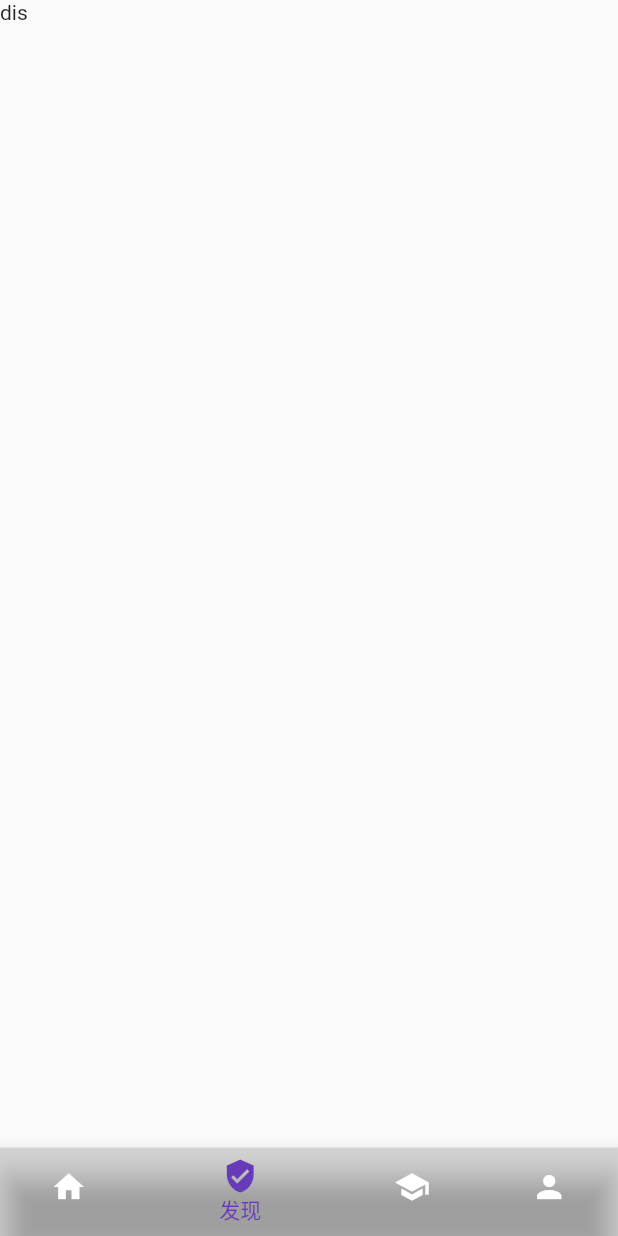
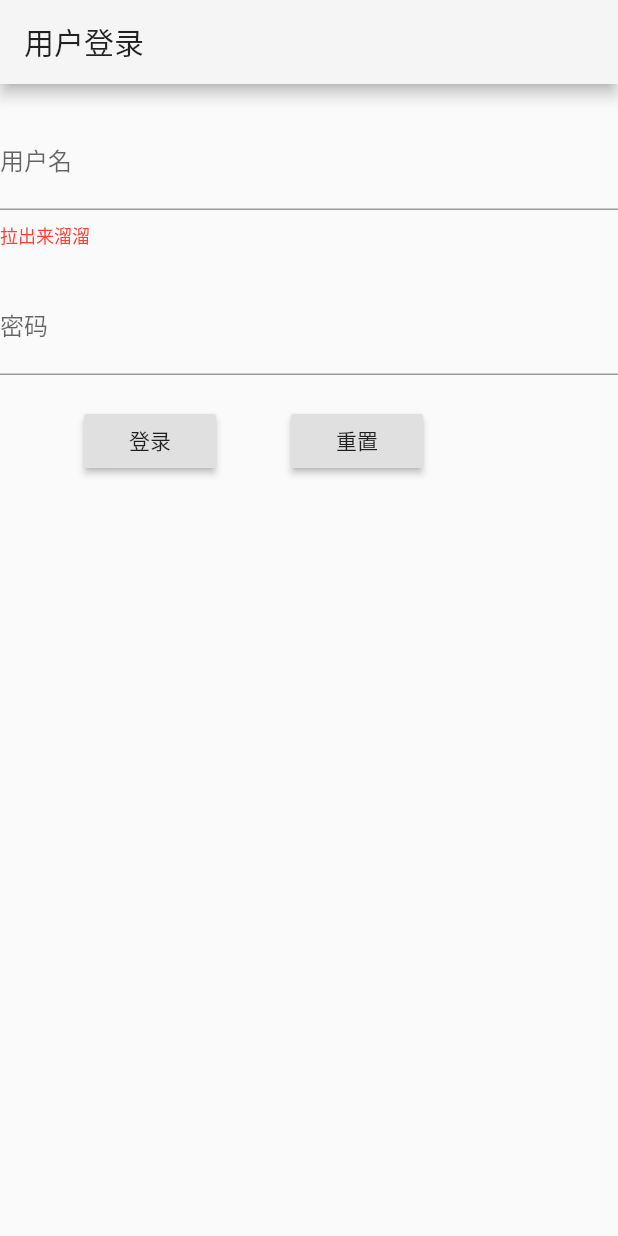
Before and after one commit to alvin198761/flutter_demo, a Flutter app: the screen it shows after launch, on a phone screen of 412 x 824 dp. Run offline on Flutter 3.47's test engine with Material 2 defaults, Android fonts, the phone set to English and light mode, and no system bars; our stand-ins replace dio.

Commit message:
完成简单的功能，测试完成，不开发了，

```diff
--- /dev/null
+++ b/crm_flutter_app/lib/beans/UserInfo.dart
@@ -0,0 +1,7 @@
+class UserInfo {
+  int id;
+  String userName;
+  String gender;
+
+  UserInfo({this.id, this.userName, this.gender});
+}
--- /dev/null
+++ b/crm_flutter_app/lib/stores/IndexStore.dart
@@ -0,0 +1,12 @@
+import 'package:crm_flutter_app/beans/UserInfo.dart';
+import 'package:crm_flutter_app/stores/UserState.dart';
+
+class IndexStore {
+  String name; //系统名称
+  String version; //系统版本
+  UserInfo userInfo; //用户登录相关信息
+  UserState userState; //用户操作管理
+  bool isLogin ;//用户登录标志
+
+  IndexStore({this.name ,this.version,this.userInfo,this.userState ,this.isLogin});
+}
--- /dev/null
+++ b/crm_flutter_app/lib/stores/UserState.dart
@@ -0,0 +1,3 @@
+class UserState {
+
+}
--- a/crm_flutter_app/lib/views/App.dart
+++ b/crm_flutter_app/lib/views/App.dart
@@ -1,25 +1,44 @@
+import 'package:crm_flutter_app/beans/UserInfo.dart';
 import 'package:crm_flutter_app/views/Home.dart';
+import 'package:crm_flutter_app/views/login/Login.dart';
 import 'package:flutter/material.dart';
 
-class App extends StatelessWidget {
+class App extends StatefulWidget {
+
+  @override
+  State<StatefulWidget> createState() {
+    // TODO: implement createState
+    return new _AppState();
+  }
+}
+
+class _AppState extends State<App> {
+  bool isLogin = false;
+
   @override
   Widget build(BuildContext context) {
     return new MaterialApp(
       theme: new ThemeData(
-//        primarySwatch: Colors.blue,
-//        primaryColor: Colors.white,
-//        primaryColorBrightness: Brightness.dark,
-
         primarySwatch: Colors.orange,
         primaryColor: Colors.grey[100],
         primaryColorBrightness: Brightness.light,
-
       ),
-      home: Home(),
-      routes: {
-//        "searchPage" : (BuildContext context) => new SearchPage()
-//        "nameRoute":(BuildContext context)=>new SecondPage(),
-      },
+      home: createHomePage(),
+      routes: {},
     );
   }
+
+  Widget createHomePage() {
+    if (isLogin == false) {
+      return Login(toHome);
+    } else {
+      return Home(toHome);
+    }
+  }
+
+  void toHome(UserInfo userInfo) {
+    setState(() {
+      isLogin = true;
+    });
+  }
 }
--- a/crm_flutter_app/lib/views/Home.dart
+++ b/crm_flutter_app/lib/views/Home.dart
@@ -6,7 +6,9 @@ import 'package:flutter/material.dart';
 
 //首页状态
 class Home extends StatefulWidget {
-  Home({Key key}) : super(key: key);
+  final Function toHome;
+
+  Home(this.toHome);
 
   @override
   State<StatefulWidget> createState() => new _HomePageState();
@@ -14,15 +16,14 @@ class Home extends StatefulWidget {
 
 //首页页面
 class _HomePageState extends State<Home> {
-  int _selectedIndex = 1;
+  int _selectedIndex = 0;
 
-  final  _tabPageViews = [
+  final _tabPageViews = [
     SportPage(),
     DiscoveryPage(),
     CommunityPage(),
     MyPage()
   ];
-
 
   @override
   Widget build(BuildContext context) {
--- /dev/null
+++ b/crm_flutter_app/lib/views/login/Login.dart
@@ -0,0 +1,91 @@
+import 'package:crm_flutter_app/beans/UserInfo.dart';
+import 'package:flutter/material.dart';
+
+class Login extends StatelessWidget {
+  final _userNameTextController = TextEditingController();
+  final _passwordTextController = TextEditingController();
+  final _formKey = GlobalKey<FormState>();
+
+  final Function toHome;
+
+  Login(this.toHome);
+
+  @override
+  Widget build(BuildContext context) {
+    // TODO: implement build
+    return new Scaffold(
+      appBar: AppBar(
+        title: new Text("用户登录"),
+      ),
+      body: new Form(
+          key: _formKey,
+          child: Column(
+            children: <Widget>[
+              const SizedBox(
+                height: 20.0,
+              ),
+              new TextFormField(
+                textCapitalization: TextCapitalization.words,
+                decoration: const InputDecoration(
+                    labelText: "用户名",
+                    hintText: "请输入用户名",
+                    helperText: "拉出来溜溜",
+                    hasFloatingPlaceholder: true,
+                    helperStyle: TextStyle(color: Colors.red)),
+                validator: (value) {
+                  if (value.isEmpty) {
+                    return '请输入用户名';
+                  }
+                },
+                controller: _userNameTextController,
+              ),
+              const SizedBox(
+                height: 20.0,
+              ),
+              new TextFormField(
+                obscureText: true,
+                decoration:
+                    const InputDecoration(labelText: "密码", hintText: "请输入密码"),
+                controller: _passwordTextController,
+                validator: (value) {
+                  if (value.isEmpty) {
+                    return '请输入密码';
+                  }
+                },
+              ),
+              const SizedBox(
+                height: 20.0,
+              ),
+              Center(
+                child: SizedBox(
+                  width: 300,
+                  child: Row(
+                    children: <Widget>[
+                      new RaisedButton(
+                          child: new Text("登录"), onPressed: submit),
+                      const SizedBox(
+                        width: 50,
+                      ),
+                      new RaisedButton(
+                          child: new Text("重置"), onPressed: () => {}),
+                    ],
+                  ),
+                ),
+              )
+            ],
+          )),
+    );
+  }
+
+  void submit() {
+    if (_formKey.currentState.validate()) {
+      _loginRequest();
+    }
+  }
+
+  Future _loginRequest() async {
+    return Future.delayed(Duration(seconds: 3), () {
+      toHome(new UserInfo());
+    });
+  }
+}
```
Also changed, not shown: crm_flutter_app/lib/apis/ApiConfig.dart (added, +8 -0 lines), crm_flutter_app/lib/apis/AppApis.dart (+21 -3 lines), crm_flutter_app/lib/main.dart (+11 -1 lines), crm_flutter_app/lib/routers/AppRouterRoot.dart (deleted, +0 -31 lines), crm_flutter_app/lib/views/discovery/DiscoveryPage.dart (+30 -2 lines), crm_flutter_app/lib/views/my/MyPage.dart (+23 -2 lines), crm_flutter_app/pubspec.yaml (+6 -5 lines), crm_flutter_app/flutter.gif (added), 1 other file.
